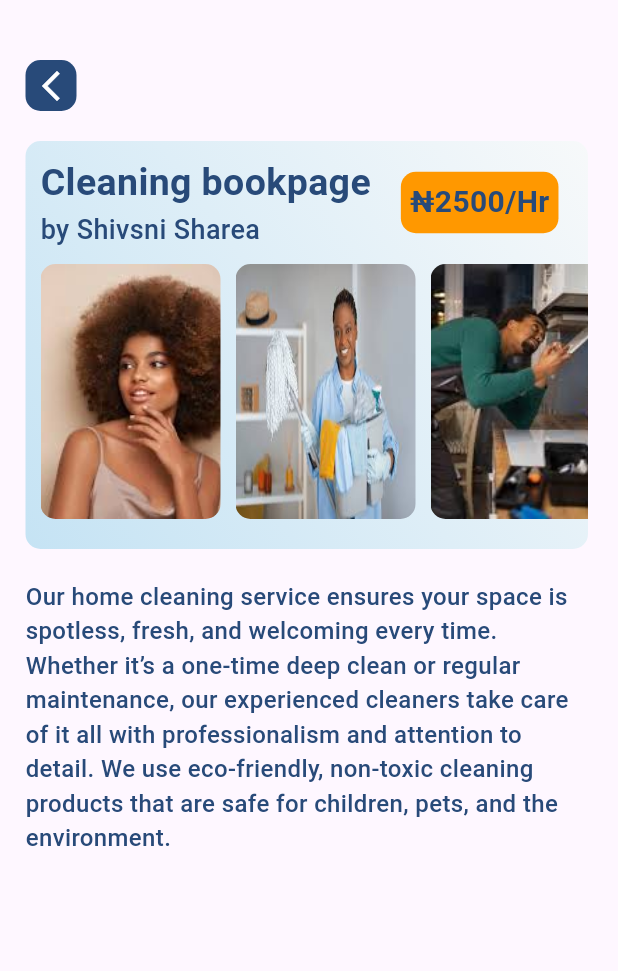
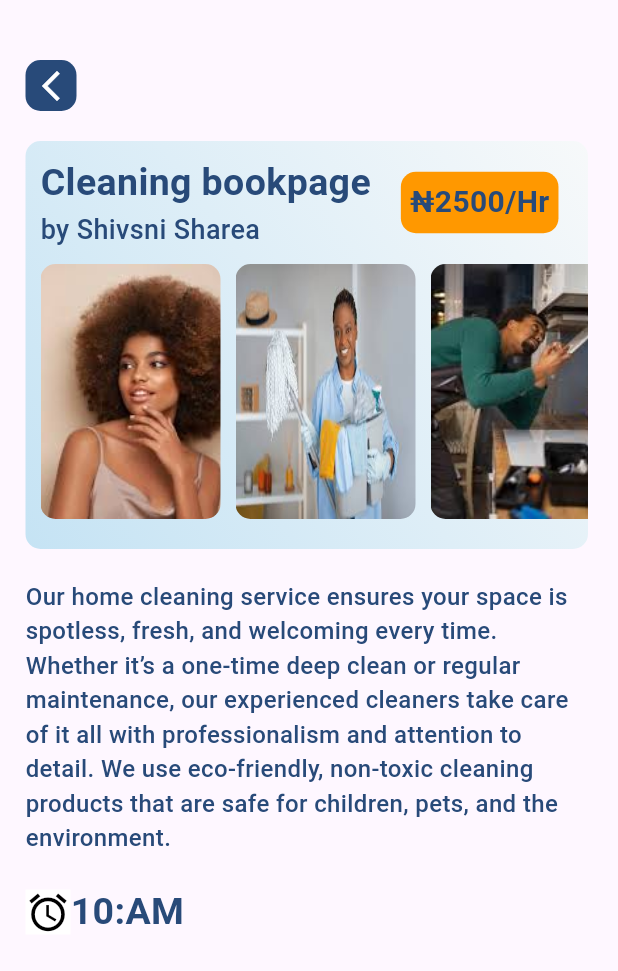
Before and after one commit to Senwin5/serviceproduction, a Flutter app: the screen it shows after launch, on a phone screen of 412 x 824 dp. Shown: the top 971 px of the screen. Run offline on Flutter 3.47's test engine with Material 3 defaults, Android fonts, the phone set to English and light mode, and no system bars; our stand-ins replace curved_navigation_bar.

```diff
--- a/lib/pages/book_page.dart
+++ b/lib/pages/book_page.dart
@@ -143,6 +143,22 @@ class _BookPageState extends State<BookPage> {
                 fontWeight: FontWeight.w500,
               ),
             ),
+            SizedBox(height: 20.0,),
+            Row(
+              children: [
+                Container(
+                  decoration: BoxDecoration(color: Colors.white),
+                  child: Icon(Icons.alarm, color: Colors.black, size: 30.0)),
+                Text(
+                  '10:AM',
+                  style: TextStyle(
+                    color: Color(0xff284a79),
+                    fontSize: 25.0,
+                    fontWeight: FontWeight.bold,
+                  ),
+                ),
+              ],
+            ),
           ],
         ),
       ),
```
